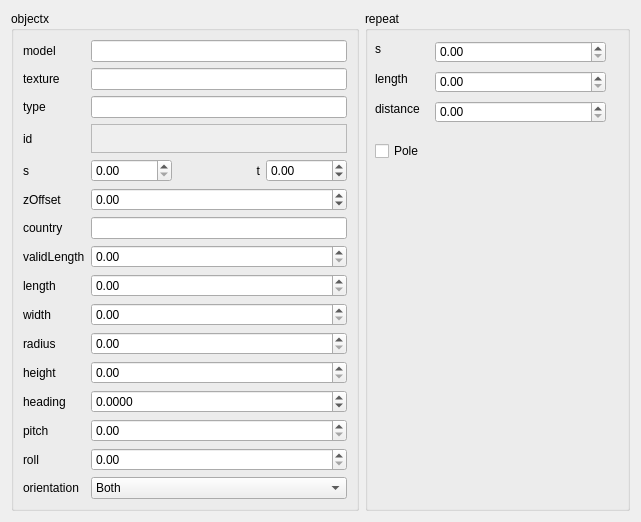
This is src/OpenCOVER/DrivingSim/oddlot/src/settings/widgets/objectsettings.ui in hlrs-vis/covise as Qt 5 draws it before an edit. The edited form follows.
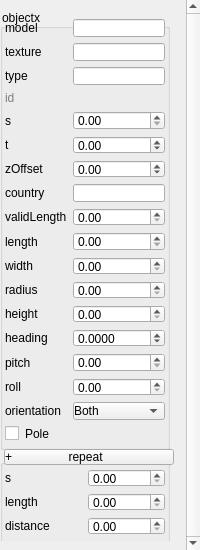
This is the edited form.

```diff
--- a/src/OpenCOVER/DrivingSim/oddlot/src/settings/widgets/objectsettings.ui
+++ b/src/OpenCOVER/DrivingSim/oddlot/src/settings/widgets/objectsettings.ui
@@ -6,125 +6,118 @@
    <rect>
     <x>0</x>
     <y>0</y>
-    <width>641</width>
-    <height>522</height>
+    <width>200</width>
+    <height>550</height>
    </rect>
   </property>
+  <property name="sizePolicy">
+   <sizepolicy hsizetype="Preferred" vsizetype="Preferred">
+    <horstretch>0</horstretch>
+    <verstretch>0</verstretch>
+   </sizepolicy>
+  </property>
+  <property name="minimumSize">
+   <size>
+    <width>0</width>
+    <height>152</height>
+   </size>
+  </property>
   <property name="windowTitle">
    <string>Form</string>
   </property>
-  <layout class="QGridLayout" name="gridLayout_2">
-   <item row="0" column="1">
-    <widget class="QGroupBox" name="groupBox_2">
+  <property name="styleSheet">
+   <string notr="true">padding: 0px;
+min-width: 0em;</string>
+  </property>
+  <layout class="QVBoxLayout" name="verticalLayout">
+   <property name="leftMargin">
+    <number>0</number>
+   </property>
+   <property name="topMargin">
+    <number>0</number>
+   </property>
+   <property name="rightMargin">
+    <number>0</number>
+   </property>
+   <property name="bottomMargin">
+    <number>0</number>
+   </property>
+   <item>
+    <widget class="QScrollArea" name="scrollArea">
      <property name="sizePolicy">
       <sizepolicy hsizetype="Preferred" vsizetype="Preferred">
        <horstretch>0</horstretch>
        <verstretch>0</verstretch>
       </sizepolicy>
      </property>
-     <property name="title">
-      <string>repeat</string>
+     <property name="frameShape">
+      <enum>QFrame::NoFrame</enum>
      </property>
-     <widget class="QLabel" name="label_11">
-      <property name="geometry">
-       <rect>
-        <x>10</x>
-        <y>30</y>
-        <width>53</width>
-        <height>16</height>
-       </rect>
-      </property>
-      <property name="text">
-       <string>s</string>
-      </property>
-     </widget>
-     <widget class="QLabel" name="label_12">
-      <property name="geometry">
-       <rect>
-        <x>10</x>
-        <y>60</y>
-        <width>53</width>
-        <height>16</height>
-       </rect>
-      </property>
-      <property name="text">
-       <string>length</string>
-      </property>
-     </widget>
-     <widget class="QLabel" name="label_13">
+     <property name="verticalScrollBarPolicy">
+      <enum>Qt::ScrollBarAlwaysOn</enum>
+     </property>
+     <property name="horizontalScrollBarPolicy">
+      <enum>Qt::ScrollBarAlwaysOff</enum>
+     </property>
+     <property name="widgetResizable">
+      <bool>true</bool>
+     </property>
+     <property name="alignment">
+      <set>Qt::AlignRight|Qt::AlignTrailing|Qt::AlignVCenter</set>
+     </property>
+     <widget class="QWidget" name="scrollAreaWidgetContents">
       <property name="geometry">
        <rect>
-        <x>10</x>
-        <y>90</y>
-        <width>53</width>
-        <height>16</height>
+        <x>0</x>
+        <y>0</y>
+        <width>183</width>
+        <height>550</height>
        </rect>
       </property>
-      <property name="text">
-       <string>distance</string>
+      <property name="minimumSize">
+       <size>
+        <width>0</width>
+        <height>550</height>
+       </size>
       </property>
-     </widget>
-     <widget class="QDoubleSpinBox" name="repeatSSpinBox">
-      <property name="geometry">
-       <rect>
-        <x>70</x>
-        <y>30</y>
-        <width>171</width>
-        <height>22</height>
-       </rect>
-      </property>
-      <property name="maximum">
-       <double>99999.990000000005239</double>
-      </property>
-     </widget>
-     <widget class="QDoubleSpinBox" name="repeatLengthSpinBox">
-      <property name="geometry">
-       <rect>
-        <x>70</x>
-        <y>60</y>
-        <width>171</width>
-        <height>22</height>
-       </rect>
-      </property>
-      <property name="maximum">
-       <double>99999.990000000005239</double>
-      </property>
-     </widget>
-     <widget class="QDoubleSpinBox" name="repeatDistanceSpinBox">
-      <property name="geometry">
-       <rect>
-        <x>70</x>
-        <y>90</y>
-        <width>171</width>
-        <height>22</height>
-       </rect>
-      </property>
-      <property name="maximum">
-       <double>99999.990000000005239</double>
-      </property>
-     </widget>
-     <widget class="QCheckBox" name="poleCheckBox">
-      <property name="geometry">
-       <rect>
-        <x>10</x>
-        <y>130</y>
-        <width>247</width>
-        <height>20</height>
-       </rect>
-      </property>
-      <property name="text">
-       <string>Pole</string>
-      </property>
-      <property name="checked">
-       <bool>false</bool>
-      </property>
-     </widget>
-    </widget>
-   </item>
+      <layout class="QGridLayout" name="gridLayout_3">
+       <property name="leftMargin">
+        <number>0</number>
+       </property>
+       <property name="topMargin">
+        <number>9</number>
+       </property>
+       <property name="rightMargin">
+        <number>0</number>
+       </property>
+       <property name="bottomMargin">
+        <number>9</number>
+       </property>
    <item row="0" column="0">
+        <widget class="QFrame" name="frame">
+         <property name="sizePolicy">
+          <sizepolicy hsizetype="Preferred" vsizetype="Preferred">
+           <horstretch>0</horstretch>
+           <verstretch>0</verstretch>
+          </sizepolicy>
+         </property>
+         <property name="frameShape">
+          <enum>QFrame::NoFrame</enum>
+         </property>
+         <property name="frameShadow">
+          <enum>QFrame::Raised</enum>
+         </property>
     <widget class="QGroupBox" name="groupBox">
+          <property name="geometry">
+           <rect>
+            <x>0</x>
+            <y>0</y>
+            <width>170</width>
+            <height>441</height>
+           </rect>
+          </property>
      <property name="sizePolicy">
-      <sizepolicy hsizetype="Fixed" vsizetype="Preferred">
+           <sizepolicy hsizetype="Preferred" vsizetype="Preferred">
        <horstretch>0</horstretch>
        <verstretch>0</verstretch>
       </sizepolicy>
@@ -133,58 +126,119 @@
       <string>objectx</string>
      </property>
      <layout class="QGridLayout" name="gridLayout">
+           <property name="leftMargin">
+            <number>4</number>
+           </property>
+           <property name="rightMargin">
+            <number>4</number>
+           </property>
+           <item row="10" column="3">
+            <widget class="QDoubleSpinBox" name="validLengthSpinBox"/>
+           </item>
+           <item row="14" column="0">
+            <widget class="QLabel" name="label_6">
+             <property name="text">
+              <string>height</string>
+             </property>
+            </widget>
+           </item>
+           <item row="17" column="3">
+            <widget class="QDoubleSpinBox" name="rollSpinBox"/>
+           </item>
+           <item row="12" column="3">
+            <widget class="QDoubleSpinBox" name="widthSpinBox"/>
+           </item>
+           <item row="5" column="0">
+            <widget class="QLabel" name="junctionLabel">
+             <property name="text">
+              <string>s</string>
+             </property>
+            </widget>
+           </item>
+           <item row="5" column="3">
+            <layout class="QHBoxLayout" name="horizontalLayout_3">
+             <item>
+              <widget class="QDoubleSpinBox" name="sSpinBox">
+               <property name="maximum">
+                <double>99999.990000000005239</double>
+               </property>
+              </widget>
+             </item>
+            </layout>
+           </item>
+           <item row="8" column="0">
+            <widget class="QLabel" name="lengthLabel">
+             <property name="text">
+              <string>zOffset</string>
+             </property>
+            </widget>
+           </item>
+           <item row="10" column="0">
+            <widget class="QLabel" name="predecessorLabel">
+             <property name="text">
+              <string>validLength</string>
+             </property>
+            </widget>
+           </item>
+           <item row="3" column="0">
+            <widget class="QLabel" name="label_14">
+             <property name="styleSheet">
+              <string notr="true">color:gray</string>
+             </property>
+             <property name="text">
+              <string>id</string>
+             </property>
+            </widget>
+           </item>
       <item row="11" column="0">
-       <widget class="QLabel" name="label_2">
+            <widget class="QLabel" name="successorLabel">
         <property name="text">
-         <string>radius</string>
+              <string>length</string>
         </property>
        </widget>
       </item>
-      <item row="3" column="2">
-       <widget class="QTextEdit" name="idBox">
-        <property name="enabled">
-         <bool>false</bool>
-        </property>
-        <property name="sizePolicy">
-         <sizepolicy hsizetype="Expanding" vsizetype="Ignored">
-          <horstretch>0</horstretch>
-          <verstretch>0</verstretch>
-         </sizepolicy>
-        </property>
-        <property name="minimumSize">
-         <size>
-          <width>0</width>
-          <height>21</height>
-         </size>
-        </property>
-        <property name="verticalScrollBarPolicy">
-         <enum>Qt::ScrollBarAlwaysOff</enum>
-        </property>
-        <property name="horizontalScrollBarPolicy">
-         <enum>Qt::ScrollBarAlwaysOff</enum>
-        </property>
-        <property name="undoRedoEnabled">
-         <bool>false</bool>
-        </property>
-        <property name="lineWrapMode">
-         <enum>QTextEdit::NoWrap</enum>
-        </property>
-        <property name="readOnly">
-         <bool>true</bool>
-        </property>
-        <property name="acceptRichText">
-         <bool>false</bool>
-        </property>
-       </widget>
-      </item>
-      <item row="6" column="2">
+           <item row="0" column="3">
+            <layout class="QHBoxLayout" name="horizontalLayout">
+             <item>
+              <widget class="QLineEdit" name="nameBox"/>
+             </item>
+            </layout>
+           </item>
+           <item row="16" column="3">
+            <widget class="QDoubleSpinBox" name="pitchSpinBox"/>
+           </item>
+           <item row="18" column="0">
+            <widget class="QLabel" name="label_4">
+             <property name="text">
+              <string>orientation</string>
+             </property>
+            </widget>
+           </item>
+           <item row="12" column="0">
+            <widget class="QLabel" name="label_5">
+             <property name="text">
+              <string>width</string>
+             </property>
+            </widget>
+           </item>
+           <item row="11" column="3">
+            <widget class="QDoubleSpinBox" name="lengthSpinBox"/>
+           </item>
+           <item row="8" column="3">
        <widget class="QDoubleSpinBox" name="zOffsetSpinBox">
         <property name="minimum">
          <double>-99.000000000000000</double>
         </property>
        </widget>
       </item>
-      <item row="16" column="2">
+           <item row="13" column="0">
+            <widget class="QLabel" name="label_2">
+             <property name="text">
+              <string>radius</string>
+             </property>
+            </widget>
+           </item>
+           <item row="18" column="3">
        <widget class="QComboBox" name="orientationComboBox">
         <item>
          <property name="text">
@@ -203,7 +257,7 @@
         </item>
        </widget>
       </item>
-      <item row="14" column="0">
+           <item row="16" column="0">
        <widget class="QLabel" name="label_3">
         <property name="text">
          <string>pitch</string>
@@ -217,127 +271,11 @@
         </property>
        </widget>
       </item>
-      <item row="0" column="2">
-       <layout class="QHBoxLayout" name="horizontalLayout">
-        <item>
-         <widget class="QLineEdit" name="nameBox"/>
-        </item>
-       </layout>
-      </item>
-      <item row="3" column="0">
-       <widget class="QLabel" name="idLabel">
-        <property name="text">
-         <string>id</string>
-        </property>
-       </widget>
-      </item>
-      <item row="6" column="0">
-       <widget class="QLabel" name="lengthLabel">
-        <property name="text">
-         <string>zOffset</string>
-        </property>
-       </widget>
-      </item>
-      <item row="8" column="0">
-       <widget class="QLabel" name="predecessorLabel">
-        <property name="text">
-         <string>validLength</string>
-        </property>
-       </widget>
-      </item>
-      <item row="9" column="0">
-       <widget class="QLabel" name="successorLabel">
-        <property name="text">
-         <string>length</string>
-        </property>
-       </widget>
-      </item>
-      <item row="5" column="2">
-       <layout class="QHBoxLayout" name="horizontalLayout_3">
-        <item>
-         <widget class="QDoubleSpinBox" name="sSpinBox">
-          <property name="maximum">
-           <double>99999.990000000005239</double>
-          </property>
-         </widget>
-        </item>
-        <item>
-         <widget class="QLabel" name="label">
-          <property name="text">
-           <string>t</string>
-          </property>
-          <property name="alignment">
-           <set>Qt::AlignRight|Qt::AlignTrailing|Qt::AlignVCenter</set>
-          </property>
-         </widget>
-        </item>
-        <item>
-         <widget class="QDoubleSpinBox" name="tSpinBox">
-          <property name="minimum">
-           <double>-99.989999999999995</double>
-          </property>
-         </widget>
-        </item>
-       </layout>
-      </item>
-      <item row="5" column="0">
-       <widget class="QLabel" name="junctionLabel">
-        <property name="text">
-         <string>s</string>
-        </property>
-       </widget>
-      </item>
-      <item row="14" column="2">
-       <widget class="QDoubleSpinBox" name="pitchSpinBox"/>
-      </item>
-      <item row="16" column="0">
-       <widget class="QLabel" name="label_4">
-        <property name="text">
-         <string>orientation</string>
-        </property>
-       </widget>
-      </item>
-      <item row="9" column="2">
-       <widget class="QDoubleSpinBox" name="lengthSpinBox"/>
-      </item>
-      <item row="11" column="2">
+           <item row="13" column="3">
        <widget class="QDoubleSpinBox" name="radiusSpinBox"/>
       </item>
-      <item row="10" column="0">
-       <widget class="QLabel" name="label_5">
-        <property name="text">
-         <string>width</string>
-        </property>
-       </widget>
-      </item>
-      <item row="10" column="2">
-       <widget class="QDoubleSpinBox" name="widthSpinBox"/>
-      </item>
-      <item row="12" column="0">
-       <widget class="QLabel" name="label_6">
-        <property name="text">
-         <string>height</string>
-        </property>
-       </widget>
-      </item>
-      <item row="8" column="2">
-       <widget class="QDoubleSpinBox" name="validLengthSpinBox"/>
-      </item>
-      <item row="15" column="0">
-       <widget class="QLabel" name="label_7">
-        <property name="text">
-         <string>roll</string>
-        </property>
-       </widget>
-      </item>
-      <item row="12" column="2">
-       <widget class="QDoubleSpinBox" name="heightSpinBox"/>
-      </item>
-      <item row="15" column="2">
-       <widget class="QDoubleSpinBox" name="rollSpinBox"/>
-      </item>
-      <item row="2" column="2">
-       <widget class="QLineEdit" name="typeBox"/>
+           <item row="1" column="3">
+            <widget class="QLineEdit" name="textureLineEdit"/>
       </item>
       <item row="2" column="0">
        <widget class="QLabel" name="label_9">
@@ -346,7 +284,7 @@
         </property>
        </widget>
       </item>
-      <item row="13" column="2">
+           <item row="15" column="3">
        <widget class="QDoubleSpinBox" name="hdgSpinBox">
         <property name="decimals">
          <number>4</number>
@@ -359,33 +297,80 @@
         </property>
        </widget>
       </item>
-      <item row="13" column="0">
+           <item row="9" column="3">
+            <widget class="QLineEdit" name="countryBox"/>
+           </item>
+           <item row="1" column="0">
+            <widget class="QLabel" name="label_10">
+             <property name="text">
+              <string>texture</string>
+             </property>
+            </widget>
+           </item>
+           <item row="3" column="3">
+            <widget class="QLabel" name="idLabel">
+             <property name="styleSheet">
+              <string notr="true">color: gray</string>
+             </property>
+             <property name="text">
+              <string/>
+             </property>
+            </widget>
+           </item>
+           <item row="15" column="0">
        <widget class="QLabel" name="label_8">
         <property name="text">
          <string>heading</string>
         </property>
        </widget>
       </item>
-      <item row="7" column="0">
+           <item row="19" column="0">
+            <widget class="QCheckBox" name="poleCheckBox">
+             <property name="text">
+              <string>Pole</string>
+             </property>
+             <property name="checked">
+              <bool>false</bool>
+             </property>
+            </widget>
+           </item>
+           <item row="6" column="3">
+            <widget class="QDoubleSpinBox" name="tSpinBox">
+             <property name="minimum">
+              <double>-99.989999999999995</double>
+             </property>
+            </widget>
+           </item>
+           <item row="14" column="3">
+            <widget class="QDoubleSpinBox" name="heightSpinBox"/>
+           </item>
+           <item row="6" column="0">
+            <widget class="QLabel" name="label">
+             <property name="text">
+              <string>t</string>
+             </property>
+             <property name="alignment">
+              <set>Qt::AlignLeading|Qt::AlignLeft|Qt::AlignVCenter</set>
+             </property>
+            </widget>
+           </item>
+           <item row="17" column="0">
+            <widget class="QLabel" name="label_7">
+             <property name="text">
+              <string>roll</string>
+             </property>
+            </widget>
+           </item>
+           <item row="2" column="3">
+            <widget class="QLineEdit" name="typeBox"/>
+           </item>
+           <item row="9" column="0">
        <widget class="QLabel" name="predecessorLabel_2">
         <property name="text">
          <string>country</string>
         </property>
        </widget>
       </item>
-      <item row="7" column="2">
-       <widget class="QLineEdit" name="countryBox"/>
-      </item>
-      <item row="1" column="2">
-       <widget class="QLineEdit" name="textureLineEdit"/>
-      </item>
-      <item row="1" column="0">
-       <widget class="QLabel" name="label_10">
-        <property name="text">
-         <string>texture</string>
-        </property>
-       </widget>
-      </item>
      </layout>
      <zorder>orientationComboBox</zorder>
      <zorder>label_3</zorder>
@@ -417,6 +402,117 @@
      <zorder>countryBox</zorder>
      <zorder>textureLineEdit</zorder>
      <zorder>label_10</zorder>
+          <zorder>label</zorder>
+          <zorder>tSpinBox</zorder>
+          <zorder>poleCheckBox</zorder>
+          <zorder>idLabel</zorder>
+         </widget>
+         <widget class="QGroupBox" name="repeatGroupBox">
+          <property name="geometry">
+           <rect>
+            <x>0</x>
+            <y>450</y>
+            <width>170</width>
+            <height>86</height>
+           </rect>
+          </property>
+          <property name="sizePolicy">
+           <sizepolicy hsizetype="Preferred" vsizetype="MinimumExpanding">
+            <horstretch>0</horstretch>
+            <verstretch>0</verstretch>
+           </sizepolicy>
+          </property>
+          <layout class="QGridLayout" name="gridLayout_2">
+           <property name="leftMargin">
+            <number>4</number>
+           </property>
+           <property name="rightMargin">
+            <number>4</number>
+           </property>
+           <item row="0" column="0">
+            <widget class="QLabel" name="repeatSLabel">
+             <property name="text">
+              <string>s</string>
+             </property>
+            </widget>
+           </item>
+           <item row="0" column="1">
+            <widget class="QDoubleSpinBox" name="repeatSSpinBox">
+             <property name="minimumSize">
+              <size>
+               <width>2</width>
+               <height>0</height>
+              </size>
+             </property>
+             <property name="maximum">
+              <double>99999.990000000005239</double>
+             </property>
+            </widget>
+           </item>
+           <item row="1" column="0">
+            <widget class="QLabel" name="repeatLengthLabel">
+             <property name="text">
+              <string>length</string>
+             </property>
+            </widget>
+           </item>
+           <item row="1" column="1">
+            <widget class="QDoubleSpinBox" name="repeatLengthSpinBox">
+             <property name="maximum">
+              <double>99999.990000000005239</double>
+             </property>
+            </widget>
+           </item>
+           <item row="2" column="0">
+            <widget class="QLabel" name="repeatDistLabel">
+             <property name="text">
+              <string>distance</string>
+             </property>
+            </widget>
+           </item>
+           <item row="2" column="1">
+            <widget class="QDoubleSpinBox" name="repeatDistanceSpinBox">
+             <property name="maximum">
+              <double>99999.990000000005239</double>
+             </property>
+            </widget>
+           </item>
+          </layout>
+         </widget>
+         <widget class="QPushButton" name="repeatButton">
+          <property name="geometry">
+           <rect>
+            <x>4</x>
+            <y>440</y>
+            <width>170</width>
+            <height>16</height>
+           </rect>
+          </property>
+          <property name="sizePolicy">
+           <sizepolicy hsizetype="Preferred" vsizetype="Preferred">
+            <horstretch>0</horstretch>
+            <verstretch>0</verstretch>
+           </sizepolicy>
+          </property>
+          <property name="styleSheet">
+           <string notr="true">QPushButton{
+text-align: left;
+}</string>
+          </property>
+          <property name="text">
+           <string>+                 repeat</string>
+          </property>
+          <property name="checkable">
+           <bool>true</bool>
+          </property>
+          <property name="flat">
+           <bool>false</bool>
+          </property>
+         </widget>
+        </widget>
+       </item>
+      </layout>
+     </widget>
     </widget>
    </item>
   </layout>
```
Left out of the diff: 8 changed lines with no effect on the pictures. Lines whose indentation alone changed are shown as unchanged.
